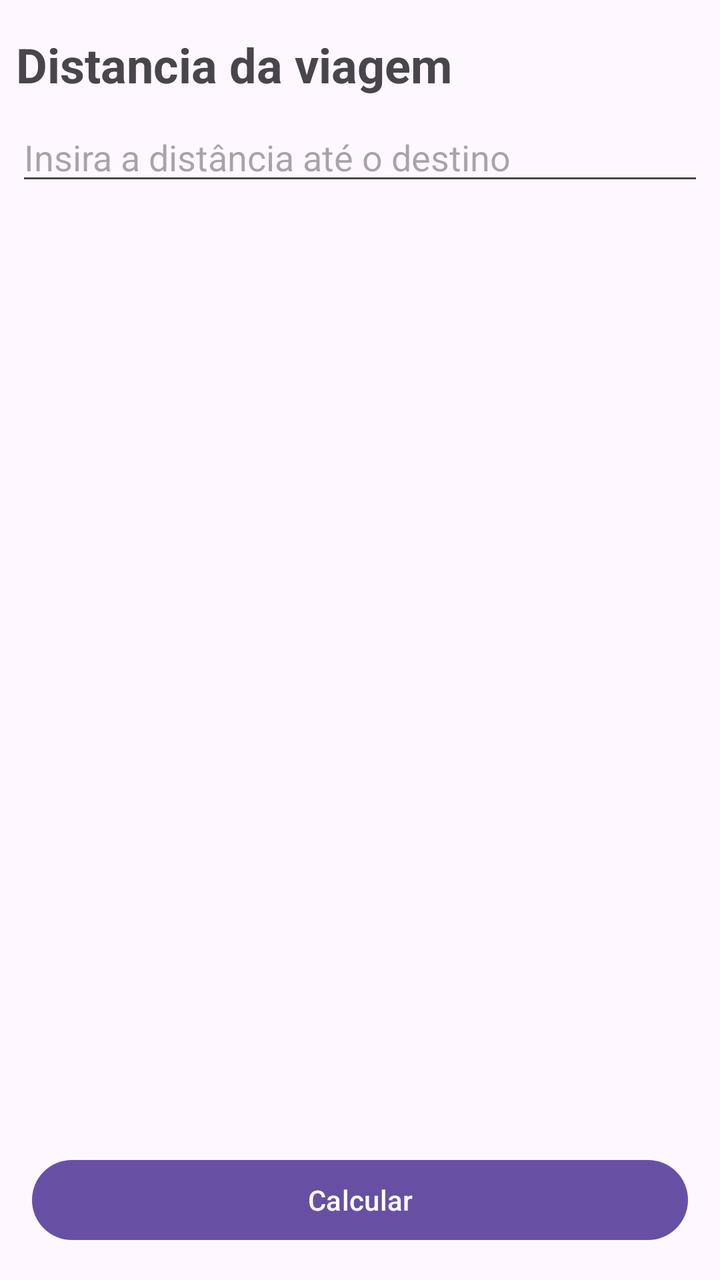
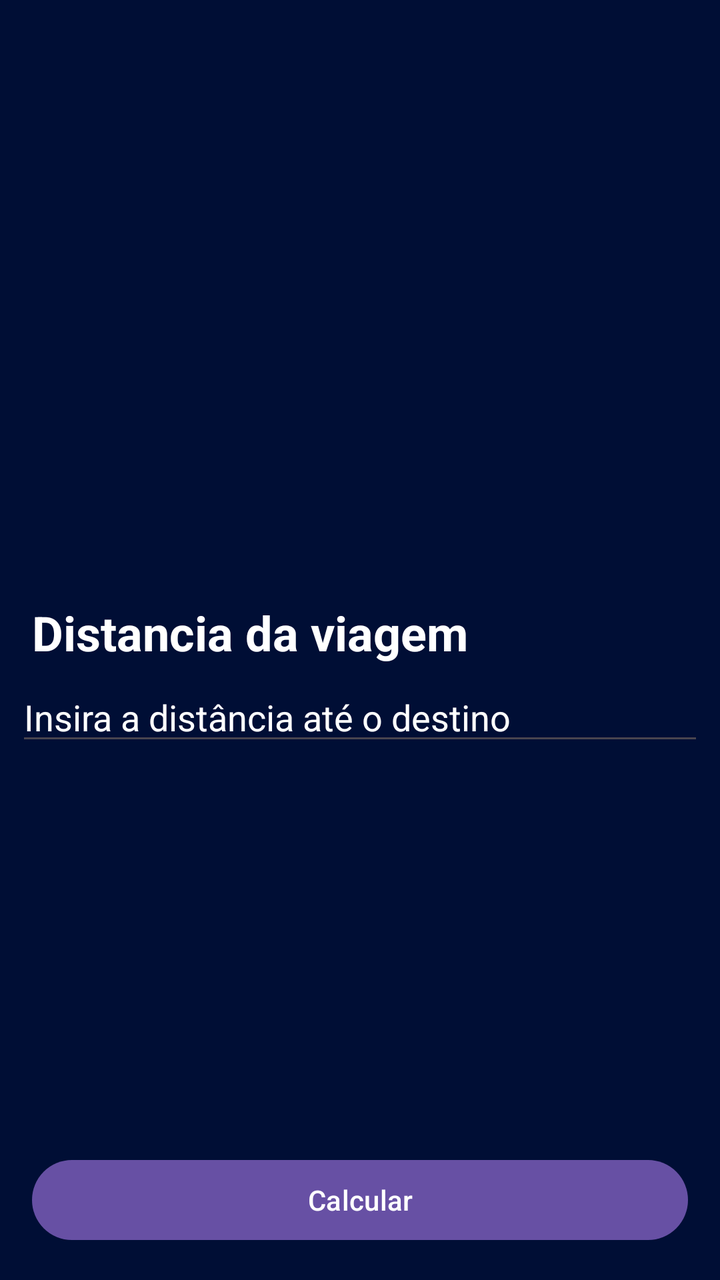

Screens rendered from an Android XML layout before and after an edit, with the pre-edit source and the edit as a unified diff.
<!-- AndroidManifest.xml: application theme Theme.FuelCalculator -->
<!-- res/layout/activity_distancia.xml -->
<?xml version="1.0" encoding="utf-8"?>
<androidx.constraintlayout.widget.ConstraintLayout xmlns:android="http://schemas.android.com/apk/res/android"
    xmlns:app="http://schemas.android.com/apk/res-auto"
    xmlns:tools="http://schemas.android.com/tools"
    android:id="@+id/main"
    android:layout_width="match_parent"
    android:layout_height="match_parent"
    tools:context=".DistanciaActivity">

    <EditText
        android:id="@+id/edtDistancia"
        android:layout_width="0dp"
        android:layout_height="wrap_content"
        android:layout_marginStart="8dp"
        android:layout_marginTop="8dp"
        android:layout_marginEnd="8dp"
        android:ems="10"
        android:hint="Insira a distância até o destino"
        android:inputType="number"
        app:layout_constraintEnd_toEndOf="parent"
        app:layout_constraintStart_toStartOf="parent"
        app:layout_constraintTop_toBottomOf="@+id/tvTituloDistancia" />

    <Button
        android:id="@+id/btnDistanciaCalcular"
        android:layout_width="0dp"
        android:layout_height="wrap_content"
        android:layout_marginStart="8dp"
        android:layout_marginEnd="8dp"
        android:layout_marginBottom="16dp"
        android:text="Calcular"
        app:layout_constraintBottom_toBottomOf="parent"
        app:layout_constraintEnd_toEndOf="@+id/edtDistancia"
        app:layout_constraintStart_toStartOf="@+id/edtDistancia" />

    <TextView
        android:id="@+id/tvTituloDistancia"
        android:layout_width="wrap_content"
        android:layout_height="wrap_content"
        android:layout_marginStart="8dp"
        android:layout_marginTop="16dp"
        android:text="Distancia da viagem"
        android:textSize="24sp"
        android:textStyle="bold"
        app:layout_constraintStart_toStartOf="parent"
        app:layout_constraintTop_toTopOf="parent" />
</androidx.constraintlayout.widget.ConstraintLayout>
<!-- resources referenced by this layout -->
<resources>
  <style name="Theme.FuelCalculator" parent="Base.Theme.FuelCalculator" />
  <style name="Base.Theme.FuelCalculator" parent="Theme.Material3.DayNight.NoActionBar">
          
          
      </style>
</resources>

<!-- the commit's change to res/layout/activity_distancia.xml (unified diff, before → after) -->
@@ -5,6 +5,7 @@
     android:id="@+id/main"
     android:layout_width="match_parent"
     android:layout_height="match_parent"
+    android:background="@color/background"
     tools:context=".DistanciaActivity">
 
     <EditText
@@ -12,14 +13,30 @@
         android:layout_width="0dp"
         android:layout_height="wrap_content"
         android:layout_marginStart="8dp"
-        android:layout_marginTop="8dp"
+        android:layout_marginTop="4dp"
         android:layout_marginEnd="8dp"
         android:ems="10"
         android:hint="Insira a distância até o destino"
         android:inputType="number"
+        android:textColorHint="@color/white"
+        android:textColor="@color/white"
         app:layout_constraintEnd_toEndOf="parent"
+        app:layout_constraintHorizontal_bias="0.0"
         app:layout_constraintStart_toStartOf="parent"
         app:layout_constraintTop_toBottomOf="@+id/tvTituloDistancia" />
+
+    <TextView
+        android:id="@+id/tvTituloDistancia"
+        android:layout_width="wrap_content"
+        android:layout_height="wrap_content"
+        android:layout_marginStart="16dp"
+        android:layout_marginTop="300dp"
+        android:text="Distancia da viagem"
+        android:textSize="24sp"
+        android:textStyle="bold"
+        android:textColor="@color/white"
+        app:layout_constraintStart_toStartOf="parent"
+        app:layout_constraintTop_toTopOf="parent" />
 
     <Button
         android:id="@+id/btnDistanciaCalcular"
@@ -33,15 +50,4 @@
         app:layout_constraintEnd_toEndOf="@+id/edtDistancia"
         app:layout_constraintStart_toStartOf="@+id/edtDistancia" />
 
-    <TextView
-        android:id="@+id/tvTituloDistancia"
-        android:layout_width="wrap_content"
-        android:layout_height="wrap_content"
-        android:layout_marginStart="8dp"
-        android:layout_marginTop="16dp"
-        android:text="Distancia da viagem"
-        android:textSize="24sp"
-        android:textStyle="bold"
-        app:layout_constraintStart_toStartOf="parent"
-        app:layout_constraintTop_toTopOf="parent" />
 </androidx.constraintlayout.widget.ConstraintLayout>
<!-- resource entries referenced after the edit -->
@@ -1,5 +1,7 @@
 <!-- resources referenced by this layout -->
 <resources>
+  <color name="background">#000E35</color>
+  <color name="white">#FFFFFFFF</color>
   <style name="Theme.FuelCalculator" parent="Base.Theme.FuelCalculator" />
   <style name="Base.Theme.FuelCalculator" parent="Theme.Material3.DayNight.NoActionBar">
           
